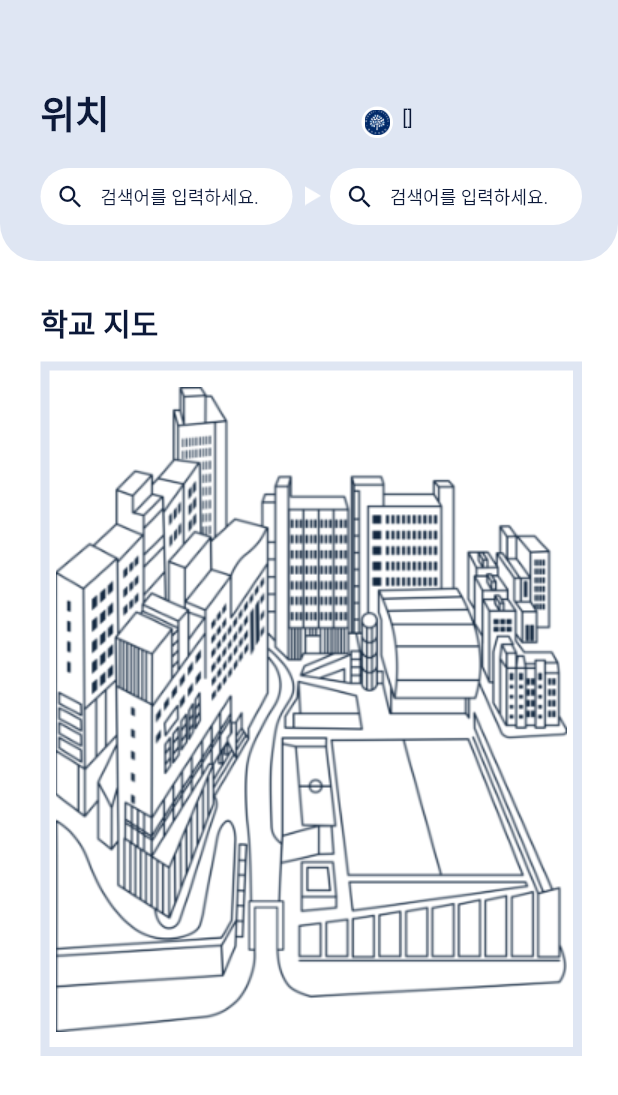
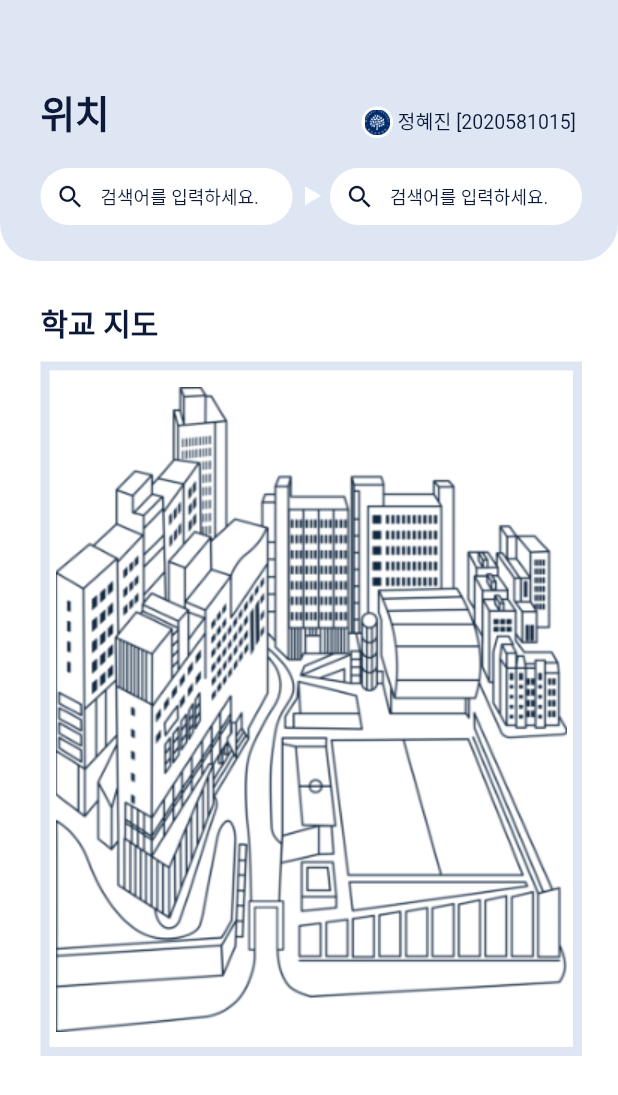
Before and after one commit to suzumsz/Everything_Jeon, a Flutter app: the LocationAppPage screen opened directly, on a phone screen of 412 x 824 dp. Shown: the top 1095 px of the screen. Run offline on Flutter 3.47's test engine with Material 2 defaults, Android fonts, the phone set to English and light mode, and no system bars; our stand-ins replace cloud_firestore, firebase_auth, firebase_core, flutter_calendar_carousel, image_picker; missing offline and left inert: adobe_xd, flutter_barcode_scanner, syncfusion_flutter_barcodes; accounts and stored records are empty; Roboto replaces fonts that are missing (DX유니고딕 20).

Commit message:
위치페이지 원상복귀

```diff
--- a/lib/LocationPage.dart
+++ b/lib/LocationPage.dart
@@ -1,51 +1,4 @@
 import 'package:flutter/material.dart';
-import 'package:firebase_core/firebase_core.dart';
-import 'package:cloud_firestore/cloud_firestore.dart';
-import 'package:firebase_auth/firebase_auth.dart';
-
-class User {
-  String name;
-  String classNum;
-
-  User(this.name, this.classNum);
-}
-
-final _firestore = Firestore.instance;
-final _currentUser = FirebaseAuth.instance.currentUser;
-
-Widget _buildItemWidget(DocumentSnapshot docs, int i) {
-  final user = User(docs['Name'], docs['classNum']);
-
-  switch (i) {
-    case 1:
-      {
-        return Text(
-          user.name + " [" + user.classNum + "]",
-          style: TextStyle(
-            fontFamily: 'DX유니고딕 20',
-            fontSize: 13,
-            color: const Color(0xff0a1736),
-          ),
-          textAlign: TextAlign.left,
-        );
-      }
-      break;
-
-    default:
-  }
-}
-
-Widget _getDB(int i) {
-  return StreamBuilder<DocumentSnapshot>(
-      stream: _firestore.collection("User").doc(_currentUser.uid).snapshots(),
-      builder: (context, snapshot) {
-        if (!snapshot.hasData) {
-          return CircularProgressIndicator();
-        }
-        final documents = snapshot.data;
-        return Expanded(child: _buildItemWidget(documents, i));
-      });
-}
 
 class LocationPage extends StatelessWidget {
   // This widget is the root of your application.
@@ -105,7 +58,15 @@
           Transform.translate(
             // 사용자 정보
             offset: Offset(265.0, 71.0),
-            child: _getDB(1),
+            child: Text(
+              '정혜진 [2020581015]',
+              style: TextStyle(
+                fontFamily: 'DX유니고딕 20',
+                fontSize: 13,
+                color: const Color(0xff0a1736),
+              ),
+              textAlign: TextAlign.left,
+            ),
           ),
           Transform.translate(
             // 검색어 입력1
```
